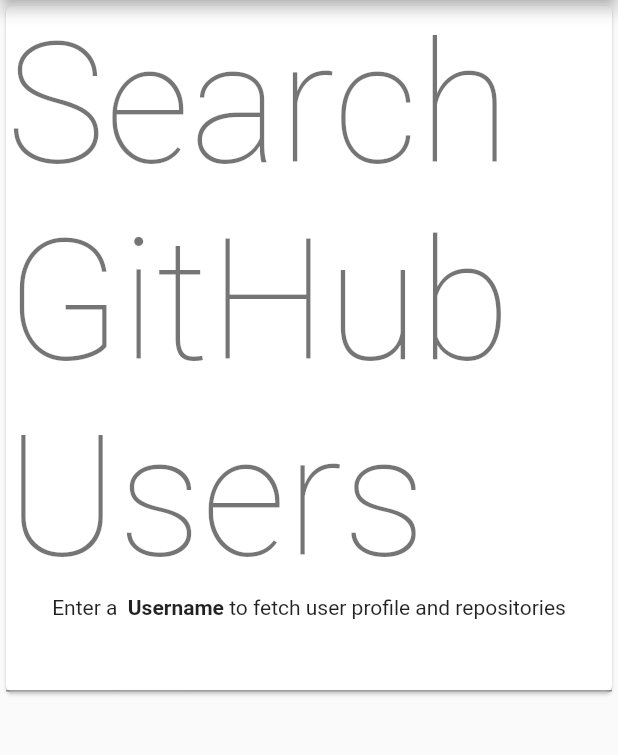
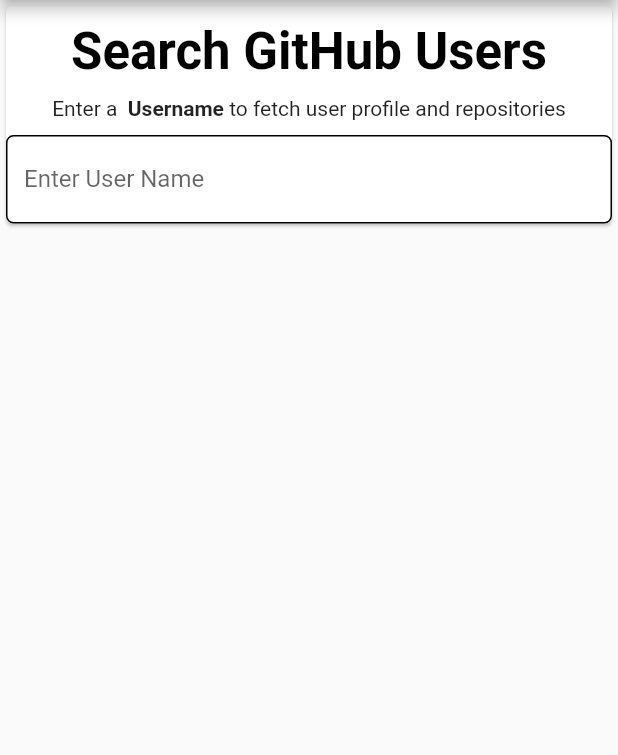
Before and after one commit to udaykumaruking/github_finder, a Flutter app: the screen it shows after launch, on a phone screen of 412 x 824 dp, the part 84-839 px from its top. Run offline on Flutter 3.47's test engine with Material 2 defaults, Android fonts, the phone set to English and light mode, and no system bars.

Commit message:
Search Bar 30% done

```diff
--- a/lib/main.dart
+++ b/lib/main.dart
@@ -49,9 +49,18 @@ class _HomeBodyState extends State<HomeBody> {
           Card(
             child: Column(
               children: <Widget>[
+                SizedBox(
+                  height: 10,
+                ),
                 Text(
                   'Search GitHub Users',
-                  style: Theme.of(context).textTheme.headline1,
+                  style: Theme.of(context).textTheme.headline4.copyWith(
+                        fontWeight: FontWeight.w600,
+                        color: Colors.black,
+                      ),
+                ),
+                SizedBox(
+                  height: 10,
                 ),
                 RichText(
                   text: TextSpan(
@@ -65,7 +74,21 @@ class _HomeBodyState extends State<HomeBody> {
                     ],
                   ),
                 ),
+                SizedBox(
+                  height: 10,
+                ),
                 TextField(
+                  decoration: InputDecoration(
+                    labelText: 'Enter User Name',
+                    //in
+                    //enabledBorder: OutlineInputBorder(borderSide: BorderSide.(color: Theme.of(context).accentColor,))
+                    enabledBorder: OutlineInputBorder(
+                      borderRadius: BorderRadius.all(
+                        Radius.circular(5),
+                      ),
+                    ),
+                    focusColor: Colors.blueAccent,
+                  ),
                   autocorrect: false,
                 )
               ],
```
Also changed, not shown: 1 other file.
